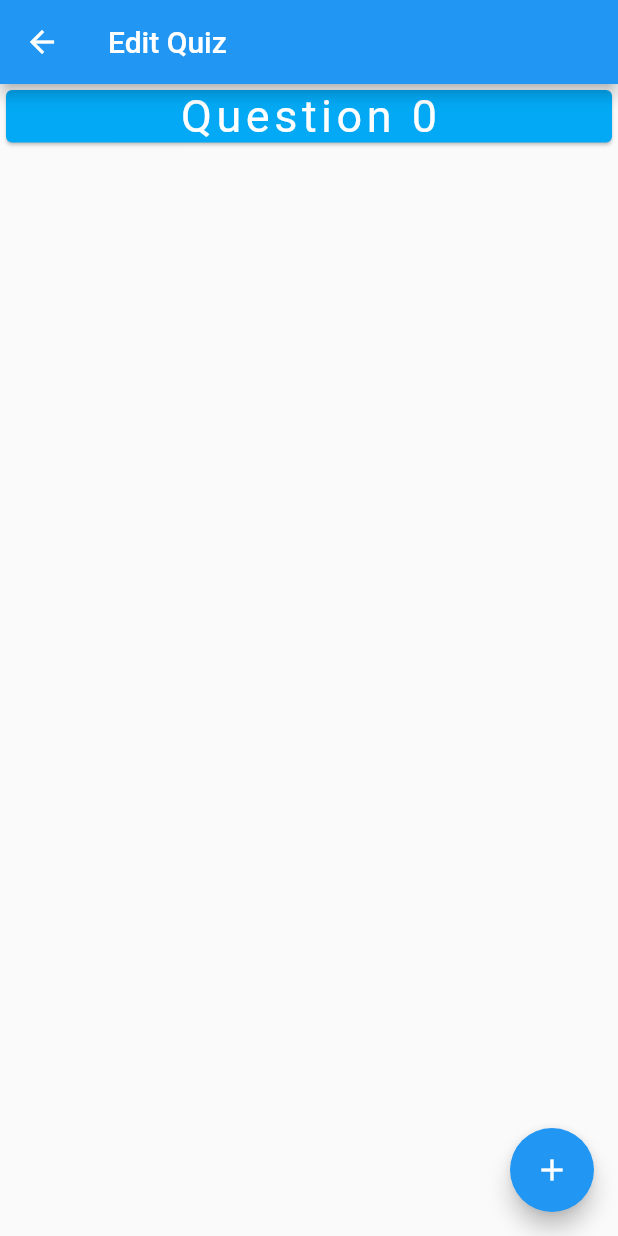
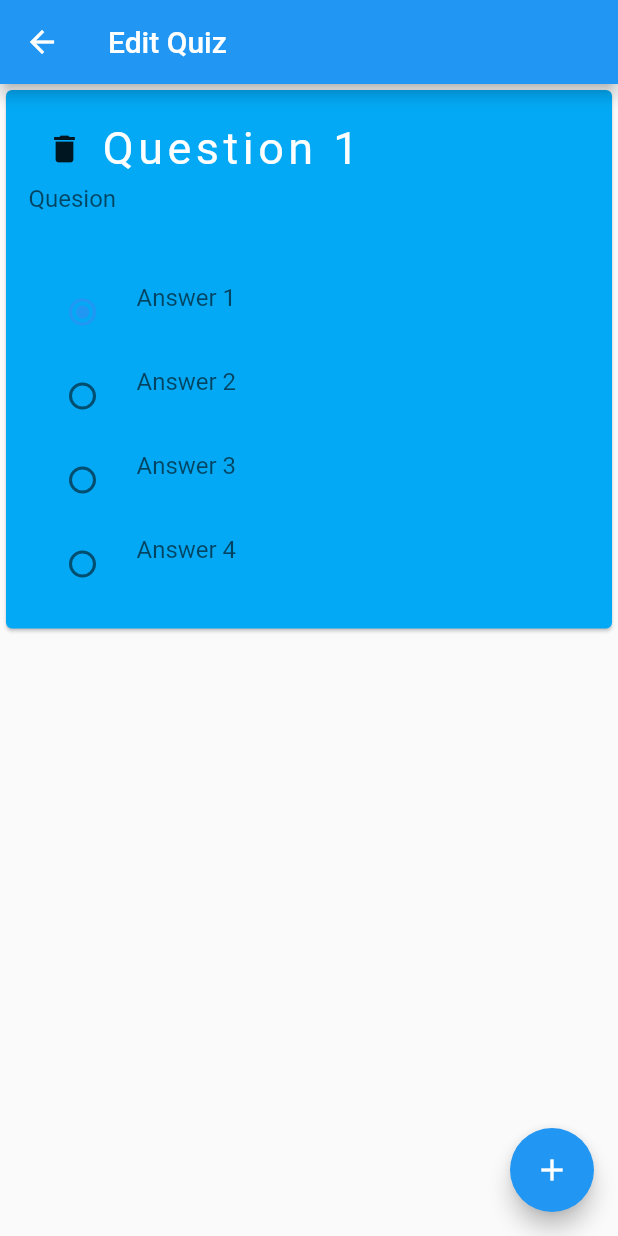
Before and after one commit to liamjc22/quizU, a Flutter app: the screen it shows after launch, after a tap on the "add" icon, on a phone screen of 412 x 824 dp. Run offline on Flutter 3.47's test engine with Material 2 defaults, Android fonts, the phone set to English and light mode, and no system bars.

```diff
--- a/tutorial/lib/models/question.dart
+++ b/tutorial/lib/models/question.dart
@@ -1,6 +1,11 @@
 import 'dart:core';
 
 class Question {
+  Question(){
+    question = "";
+    answers = ["","","",""];
+    answer=1;
+  }
   String question;
   List<String> answers;
   int answer;
--- a/tutorial/lib/views/questionCard.dart
+++ b/tutorial/lib/views/questionCard.dart
@@ -6,7 +6,8 @@ import '../quizState.dart';
 class QuestionCard extends StatefulWidget {
   final Question question;
   final int index;
-  QuestionCard(this.question, this.index);
+  final Function onDelete;
+  QuestionCard(this.question, this.index, this.onDelete);
 
   @override
   State<StatefulWidget> createState() {
@@ -15,19 +16,83 @@ class QuestionCard extends StatefulWidget {
 
 }
 
+
 class QuestionCardState extends State<QuestionCard> {
   TextStyle textStyle = TextStyle(color: Colors.white, letterSpacing: 3.0, decoration: TextDecoration.none, fontSize: 30);
-  //  int get _index => QuizState().questions.indexOf(this.widget.question);
 
+  void _deleteQuestion() {
+    QuizState().questions.remove(this.widget.question);
+    this.widget.onDelete();
+  }
+
+  // void _printQuestion(){
+  //   print(this.widget.question.answers);
+  //   print(this.widget.question.answer);
+  //   print(this.widget.question.question);
+  // }
+
+  void _saveAnswer(){
+    this.widget.question.answer = answer;
+  }
+
+  void _saveQuestion(){
+    this.widget.question.question = questionController.text;
+  }
+
+  TextEditingController questionController = TextEditingController();
+  int answer = 0;
+
+  List<Widget> _getChoices() {
+    List<Widget> choices = [];
+    for (int i = 0; i < 4; i++) {
+      //when set state is called textfields would be reset if text editing cotrollers do not initiate with current value of questions answers
+      TextEditingController controller = new TextEditingController(text: this.widget.question.answers[i]);
+      controller.addListener((){
+        this.widget.question.answers[i] = controller.text;
+      });
+
+        Widget widget = RadioListTile<int>(
+          title: TextField(
+              maxLines: 2,
+              decoration: InputDecoration.collapsed(hintText: "Answer ${i+1}"),
+              controller: controller
+          ),
+          value: i,
+          groupValue: answer,
+          onChanged: (int value) { setState(() {answer = value; _saveAnswer(); _saveQuestion(); }); },
+        );
+      choices.add(widget);
+    }
+
+    return choices;
+  }
 
   @override
   Widget build(BuildContext context) {
     return new Card(
+
       color: Colors.lightBlue,
-      child: Column(children: <Widget>[
-        Text("Question ${widget.index}", style: textStyle),
+      child: Padding(
+        padding: const EdgeInsets.all(15.0),
+        child: Column(children: <Widget>[
+          Row(
+            children: [
+              IconButton(icon: Icon(Icons.delete), onPressed: _deleteQuestion),
+              Text("Question ${widget.index + 1}", style: textStyle),
+            ],
+          ),
 
-      ],)
+          TextField(
+              maxLines: 3,
+              decoration: InputDecoration.collapsed(hintText: "Quesion"),
+              controller: questionController,
+          ),
+
+          Column(children: _getChoices(),)
+
+
+        ],),
+      )
 
     );
   }
--- a/tutorial/lib/views/settingsPage.dart
+++ b/tutorial/lib/views/settingsPage.dart
@@ -28,7 +28,7 @@ class SettingsPageState extends State<SettingsPage> {
     return ListView.builder(
       itemCount: quizState.questions.length,
       itemBuilder: (BuildContext context, int index) {
-        return new QuestionCard(quizState.questions[index], index);
+        return new QuestionCard(quizState.questions[index], index, ()=>setState((){}));
       }
     );
   }
```
